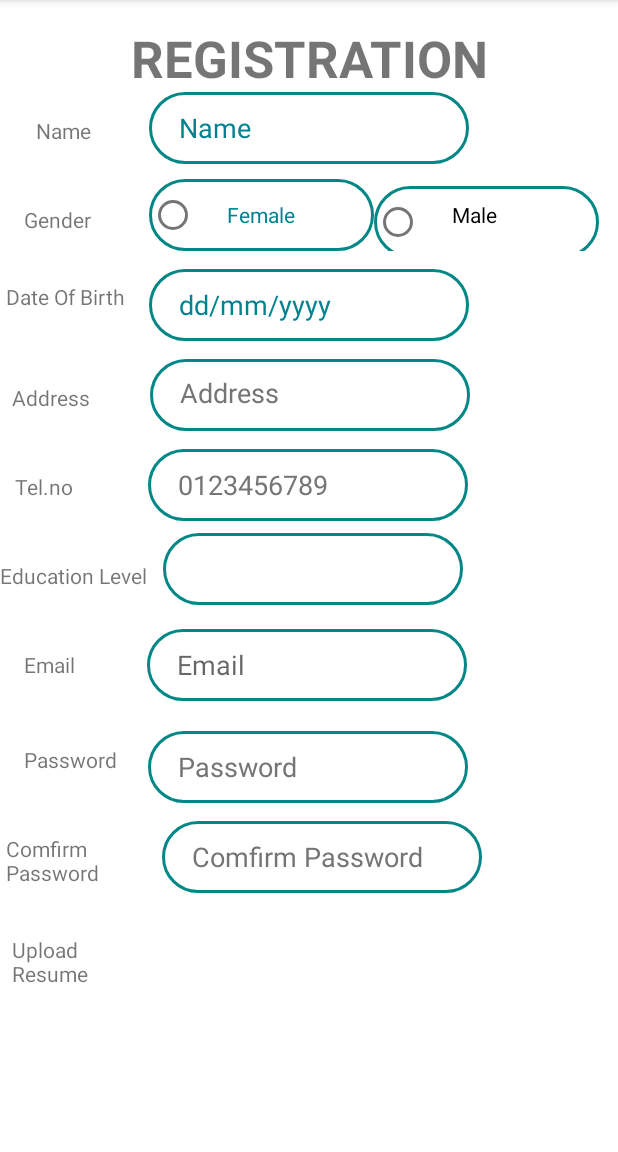
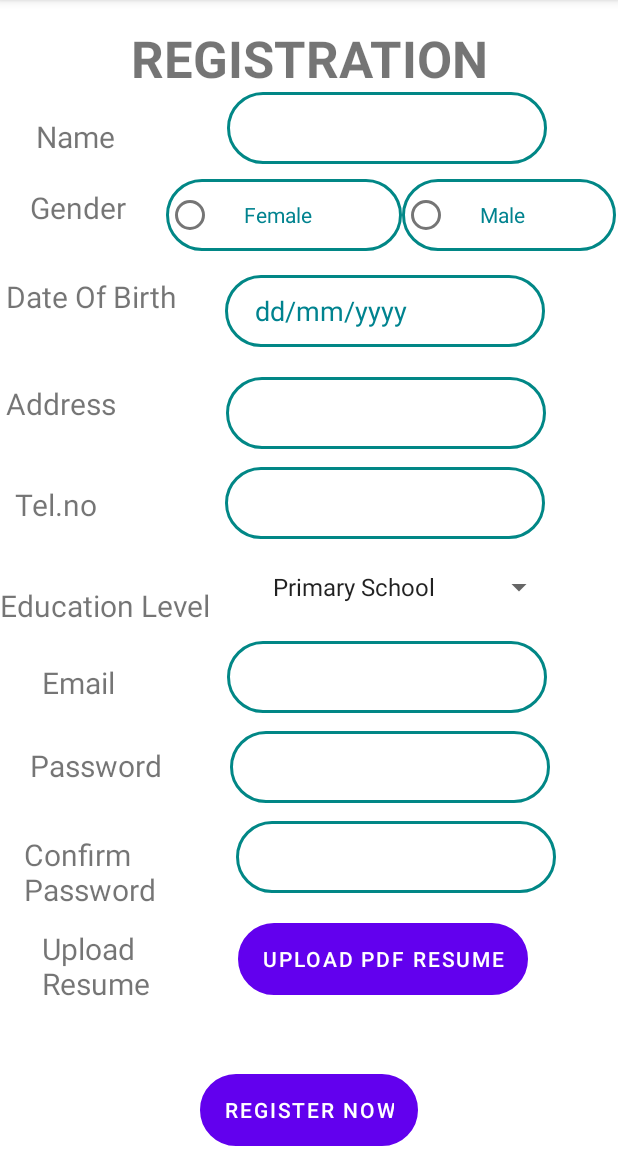
Before and after one commit to JanetSoh/JobAlley, an Android app: the RegisterActivity screen opened directly, with no data from a screen before it, on a phone screen of 412 x 824 dp, the part 84-1236 px from its top. Run offline under Robolectric (Android 15) with nearby library versions, the phone set to English and light mode, and no system bars.

Commit message:
register spinner built

```diff
--- a/app/src/main/java/com/example/joballey/RegisterActivity.kt
+++ b/app/src/main/java/com/example/joballey/RegisterActivity.kt
@@ -1,44 +1,30 @@
 package com.example.joballey
 
+import android.content.Intent
 import androidx.appcompat.app.AppCompatActivity
 import android.os.Bundle
-import android.view.View
-import android.widget.AdapterView
-import android.widget.ArrayAdapter
-import android.widget.Spinner
-import android.widget.Toast
+import android.widget.*
 
 class RegisterActivity : AppCompatActivity() {
 
-    //var education: Spinner = findViewById(R.id.spinner_educationLv)
 
 
     override fun onCreate(savedInstanceState: Bundle?) {
         super.onCreate(savedInstanceState)
         setContentView(R.layout.activity_register)
+        val success : TextView = findViewById(R.id.register_now)
+//        val uploadFile : Button = findViewById(R.id.upload_pdf)
 
-//        ArrayAdapter.createFromResource(
-//            this,
-//            R.array.educationLv,
-//            android.R.layout.simple_spinner_item
-//        ).also { adapter ->
-//            adapter.setDropDownViewResource(android.R.layout.simple_spinner_dropdown_item)
-//            education.adapter = adapter
-//        }
-//
-//        education.onItemSelectedListener = object : AdapterView.OnItemSelectedListener {
-//
-//            override fun onItemSelected(p0: AdapterView<*>?, p1: View?, p2: Int, p3: Long) {
-//
-//            }
-//
-//            override fun onNothingSelected(p0: AdapterView<*>?) {
-//
-//            }
-//
-//
-//        }
+
+        success.setOnClickListener {
+            val intent1 = Intent(this, MainActivity::class.java)
+            startActivity(intent1)
+        }
+
 
 
     }
+
+
+
 }
--- /dev/null
+++ b/app/src/main/res/drawable/ic_facebook.xml
@@ -0,0 +1,5 @@
+<vector android:height="24dp" android:viewportHeight="512"
+    android:viewportWidth="512" android:width="24dp" xmlns:android="http://schemas.android.com/apk/res/android">
+    <path android:fillColor="#000000"
+        android:pathData="M289,1.7c-45.1,4.8 -71.3,21.7 -84.6,54.8 -3.2,8 -5.1,15 -7.5,27.6 -0.8,3.9 -1.5,21.5 -1.8,45.4l-0.6,39 -25.7,0.3 -25.8,0.2 0,43.5 0,43.5 26,-0 26,-0 0,127.5 0,127.5 51.5,-0 51.5,-0 0,-127.5 0,-127.5 34.4,-0 34.5,-0 0.5,-4.3c0.7,-5 4.2,-37.2 5.1,-47.2 0.4,-3.9 1.3,-12.6 2.1,-19.5 0.8,-6.9 1.4,-13.3 1.4,-14.2 0,-1.7 -2.7,-1.8 -38.7,-2l-38.8,-0.3 0,-30.5c0,-33.3 0.3,-35.4 5.7,-41.5 1.6,-1.9 5.4,-4.4 8.6,-5.7 5.4,-2.1 7.3,-2.3 34.5,-2.6l28.7,-0.3 0,-43.5 0,-43.4 -41.7,0.2c-23,-0 -43.4,0.3 -45.3,0.5z" android:strokeColor="#00000000"/>
+</vector>
--- a/app/src/main/res/layout/activity_register.xml
+++ b/app/src/main/res/layout/activity_register.xml
@@ -28,7 +28,7 @@
         android:layout_marginStart="24dp"
         android:layout_marginTop="16dp"
         android:text="@string/name"
-        android:textSize="14sp"
+        android:textSize="20sp"
         app:layout_constraintStart_toStartOf="parent"
         app:layout_constraintTop_toBottomOf="@+id/text_register" />
 
@@ -40,7 +40,6 @@
         android:autofillHints=""
         android:background="@drawable/input_bg"
         android:ems="10"
-        android:hint="@string/name"
         android:inputType="textPersonName"
         android:minHeight="48dp"
         android:paddingStart="20dp"
@@ -48,26 +47,26 @@
         android:paddingTop="10dp"
         android:paddingRight="10dp"
         android:paddingBottom="10dp"
-        android:textColorHint="#00838F"
         app:layout_constraintEnd_toEndOf="parent"
-        app:layout_constraintHorizontal_bias="0.129"
+        app:layout_constraintHorizontal_bias="0.515"
         app:layout_constraintStart_toEndOf="@+id/text_name"
         app:layout_constraintTop_toBottomOf="@+id/text_register"
-        tools:ignore="DuplicateSpeakableTextCheck,TextContrastCheck,TextContrastCheck" />
+        tools:ignore="DuplicateSpeakableTextCheck,LabelFor,TextContrastCheck,TextContrastCheck" />
 
     <TextView
         android:id="@+id/text_gender"
         android:layout_width="wrap_content"
         android:layout_height="wrap_content"
-        android:layout_marginStart="16dp"
-        android:layout_marginTop="40dp"
+        android:layout_marginStart="20dp"
+        android:layout_marginTop="20dp"
         android:text="@string/gender"
+        android:textSize="20sp"
         app:layout_constraintStart_toStartOf="parent"
         app:layout_constraintTop_toBottomOf="@+id/text_name" />
 
     <RadioGroup
         android:id="@+id/radio_gender"
-        android:layout_width="wrap_content"
+        android:layout_width="300dp"
         android:layout_height="wrap_content"
         android:layout_marginStart="25dp"
         android:layout_marginTop="10dp"
@@ -78,8 +77,9 @@
 
         <RadioButton
             android:id="@+id/gender_female"
-            android:layout_width="150dp"
+            android:layout_width="wrap_content"
             android:layout_height="wrap_content"
+            android:layout_weight="1"
             android:background="@drawable/input_bg"
             android:paddingStart="20dp"
             android:paddingLeft="10dp"
@@ -87,19 +87,22 @@
             android:paddingRight="10dp"
             android:paddingBottom="10dp"
             android:text="@string/female"
-            android:textColor="#00838F" />
+            android:textColor="#00838F"
+            tools:ignore="TextContrastCheck,TextContrastCheck" />
 
         <RadioButton
             android:id="@+id/gender_male"
-            android:layout_width="150dp"
+            android:layout_width="wrap_content"
             android:layout_height="wrap_content"
+            android:layout_weight="1"
             android:background="@drawable/input_bg"
             android:paddingStart="20dp"
             android:paddingLeft="10dp"
             android:paddingRight="10dp"
-            android:paddingBottom="10dp"
             android:text="@string/male"
-            tools:ignore="TouchTargetSizeCheck,TouchTargetSizeCheck" />
+            android:textColor="#00838F"
+            tools:ignore="TextContrastCheck,TextContrastCheck" />
+
     </RadioGroup>
 
     <TextView
@@ -109,6 +112,7 @@
         android:layout_marginStart="4dp"
         android:layout_marginTop="32dp"
         android:text="@string/date_of_birth"
+        android:textSize="20sp"
         app:layout_constraintStart_toStartOf="parent"
         app:layout_constraintTop_toBottomOf="@+id/text_gender" />
 
@@ -116,8 +120,8 @@
         android:id="@+id/editTextDate"
         android:layout_width="wrap_content"
         android:layout_height="wrap_content"
-        android:layout_marginStart="16dp"
-        android:layout_marginTop="12dp"
+        android:layout_marginStart="32dp"
+        android:layout_marginTop="16dp"
         android:autofillHints=""
         android:background="@drawable/input_bg"
         android:ems="10"
@@ -131,15 +135,17 @@
         android:paddingBottom="10dp"
         android:textColorHint="#00838F"
         app:layout_constraintStart_toEndOf="@+id/text_dob"
-        app:layout_constraintTop_toBottomOf="@+id/radio_gender" />
+        app:layout_constraintTop_toBottomOf="@+id/radio_gender"
+        tools:ignore="TextContrastCheck,TextContrastCheck" />
 
     <TextView
         android:id="@+id/text_address"
         android:layout_width="wrap_content"
         android:layout_height="wrap_content"
-        android:layout_marginStart="8dp"
-        android:layout_marginTop="48dp"
+        android:layout_marginStart="4dp"
+        android:layout_marginTop="44dp"
         android:text="@string/address"
+        android:textSize="20sp"
         app:layout_constraintStart_toStartOf="parent"
         app:layout_constraintTop_toBottomOf="@+id/text_dob" />
 
@@ -148,25 +154,22 @@
         android:layout_width="wrap_content"
         android:layout_height="wrap_content"
         android:layout_marginStart="40dp"
-        android:layout_marginTop="12dp"
+        android:layout_marginTop="20dp"
         android:autofillHints=""
         android:background="@drawable/input_bg"
         android:ems="10"
         android:gravity="start|top"
-        android:hint="@string/address"
-        android:inputType="textMultiLine"
+        android:inputType="textPostalAddress"
         android:minHeight="48dp"
         android:paddingStart="20dp"
         android:paddingLeft="10dp"
         android:paddingTop="10dp"
         android:paddingRight="10dp"
         android:paddingBottom="10dp"
-        android:textColorHint="#757575"
         app:layout_constraintEnd_toEndOf="parent"
-        app:layout_constraintHorizontal_bias="0.0"
+        app:layout_constraintHorizontal_bias="0.409"
         app:layout_constraintStart_toEndOf="@+id/text_address"
-        app:layout_constraintTop_toBottomOf="@+id/editTextDate"
-        tools:ignore="DuplicateSpeakableTextCheck" />
+        app:layout_constraintTop_toBottomOf="@+id/editTextDate" />
 
     <TextView
         android:id="@+id/text_tel"
@@ -175,8 +178,10 @@
         android:layout_marginStart="10dp"
         android:layout_marginTop="40dp"
         android:text="@string/tel_no"
+        android:textSize="20sp"
         app:layout_constraintStart_toStartOf="parent"
         app:layout_constraintTop_toBottomOf="@+id/text_address" />
+
 
     <EditText
         android:id="@+id/editTextTel"
@@ -186,7 +191,6 @@
         android:autofillHints=""
         android:background="@drawable/input_bg"
         android:ems="10"
-        android:hint="@string/_0123456789"
         android:inputType="numberDecimal"
         android:minHeight="48dp"
         android:paddingStart="20dp"
@@ -194,9 +198,8 @@
         android:paddingTop="10dp"
         android:paddingRight="10dp"
         android:paddingBottom="10dp"
-        android:textColorHint="#757575"
         app:layout_constraintEnd_toEndOf="parent"
-        app:layout_constraintHorizontal_bias="0.333"
+        app:layout_constraintHorizontal_bias="0.639"
         app:layout_constraintStart_toEndOf="@+id/text_tel"
         app:layout_constraintTop_toBottomOf="@+id/editTextTextAddress" />
 
@@ -206,32 +209,33 @@
         android:layout_height="wrap_content"
         android:layout_marginTop="40dp"
         android:text="@string/education_level"
+        android:textSize="20sp"
         app:layout_constraintStart_toStartOf="parent"
         app:layout_constraintTop_toBottomOf="@+id/text_tel" />
 
     <Spinner
         android:id="@+id/spinner_educationLv"
-        android:layout_width="200dp"
+        android:layout_width="220dp"
         android:layout_height="wrap_content"
-        android:layout_marginStart="10dp"
         android:layout_marginTop="8dp"
-        android:layout_marginEnd="10dp"
-        android:background="@drawable/input_bg"
         android:contentDescription="@string/registration"
+        android:entries="@array/educationLv"
         android:minHeight="48dp"
+        android:textAlignment="center"
         app:layout_constraintEnd_toEndOf="parent"
-        app:layout_constraintHorizontal_bias="0.01"
+        app:layout_constraintHorizontal_bias="0.18"
         app:layout_constraintStart_toEndOf="@+id/textEducationLv"
         app:layout_constraintTop_toBottomOf="@+id/editTextTel"
-        tools:ignore="DuplicateSpeakableTextCheck" />
+        tools:ignore="DuplicateSpeakableTextCheck,DuplicateSpeakableTextCheck" />
 
     <TextView
         android:id="@+id/textREmail"
         android:layout_width="wrap_content"
         android:layout_height="wrap_content"
-        android:layout_marginStart="16dp"
-        android:layout_marginTop="40dp"
+        android:layout_marginStart="28dp"
+        android:layout_marginTop="24dp"
         android:text="@string/email"
+        android:textSize="20sp"
         app:layout_constraintStart_toStartOf="parent"
         app:layout_constraintTop_toBottomOf="@+id/textEducationLv" />
 
@@ -239,13 +243,11 @@
         android:id="@+id/editTextTextEmailAddress"
         android:layout_width="wrap_content"
         android:layout_height="wrap_content"
-        android:layout_marginStart="24dp"
-        android:layout_marginTop="16dp"
-        android:layout_marginEnd="100dp"
+        android:layout_marginStart="30dp"
+        android:layout_marginTop="12dp"
         android:autofillHints=""
         android:background="@drawable/input_bg"
         android:ems="10"
-        android:hint="@string/email"
         android:inputType="textEmailAddress"
         android:minHeight="48dp"
         android:paddingStart="20dp"
@@ -254,18 +256,18 @@
         android:paddingRight="10dp"
         android:paddingBottom="10dp"
         app:layout_constraintEnd_toEndOf="parent"
-        app:layout_constraintHorizontal_bias="0.961"
+        app:layout_constraintHorizontal_bias="0.483"
         app:layout_constraintStart_toEndOf="@+id/textREmail"
-        app:layout_constraintTop_toBottomOf="@+id/spinner_educationLv"
-        tools:ignore="DuplicateSpeakableTextCheck,DuplicateSpeakableTextCheck,TextContrastCheck,TextContrastCheck" />
+        app:layout_constraintTop_toBottomOf="@+id/spinner_educationLv" />
 
     <TextView
         android:id="@+id/textRPassword"
         android:layout_width="wrap_content"
         android:layout_height="wrap_content"
-        android:layout_marginStart="16dp"
-        android:layout_marginTop="44dp"
+        android:layout_marginStart="20dp"
+        android:layout_marginTop="28dp"
         android:text="@string/password"
+        android:textSize="20sp"
         app:layout_constraintStart_toStartOf="parent"
         app:layout_constraintTop_toBottomOf="@+id/textREmail" />
 
@@ -273,12 +275,10 @@
         android:id="@+id/editRPassword"
         android:layout_width="wrap_content"
         android:layout_height="wrap_content"
-        android:layout_marginTop="20dp"
-        android:layout_marginEnd="100dp"
+        android:layout_marginTop="12dp"
         android:autofillHints=""
         android:background="@drawable/input_bg"
         android:ems="10"
-        android:hint="@string/password"
         android:inputType="textPassword"
         android:minHeight="48dp"
         android:paddingStart="20dp"
@@ -286,18 +286,18 @@
         android:paddingTop="10dp"
         android:paddingRight="10dp"
         android:paddingBottom="10dp"
-        android:textColorHint="#757575"
         app:layout_constraintEnd_toEndOf="parent"
-        app:layout_constraintTop_toBottomOf="@+id/editTextTextEmailAddress"
-        tools:ignore="DuplicateSpeakableTextCheck" />
+        app:layout_constraintStart_toEndOf="@+id/textRPassword"
+        app:layout_constraintTop_toBottomOf="@+id/editTextTextEmailAddress" />
 
     <TextView
         android:id="@+id/textRCPassword"
-        android:layout_width="80dp"
+        android:layout_width="100dp"
         android:layout_height="wrap_content"
-        android:layout_marginStart="4dp"
-        android:layout_marginTop="40dp"
-        android:text="@string/comfirm_password"
+        android:layout_marginStart="16dp"
+        android:layout_marginTop="32dp"
+        android:text="@string/confirm_password"
+        android:textSize="20sp"
         app:layout_constraintStart_toStartOf="parent"
         app:layout_constraintTop_toBottomOf="@+id/textRPassword" />
 
@@ -310,7 +310,6 @@
         android:autofillHints=""
         android:background="@drawable/input_bg"
         android:ems="10"
-        android:hint="@string/comfirm_password"
         android:inputType="textPassword"
         android:minHeight="48dp"
         android:paddingStart="20dp"
@@ -318,22 +317,45 @@
         android:paddingTop="10dp"
         android:paddingRight="10dp"
         android:paddingBottom="10dp"
-        android:textColor="@color/material_dynamic_neutral50"
-        android:textColorHint="#757575"
         app:layout_constraintEnd_toEndOf="parent"
-        app:layout_constraintHorizontal_bias="0.0"
+        app:layout_constraintHorizontal_bias="0.295"
         app:layout_constraintStart_toEndOf="@+id/textRCPassword"
-        app:layout_constraintTop_toBottomOf="@+id/editRPassword"
-        tools:ignore="DuplicateSpeakableTextCheck,DuplicateSpeakableTextCheck" />
+        app:layout_constraintTop_toBottomOf="@+id/editRPassword"/>
 
     <TextView
         android:id="@+id/textRResume"
         android:layout_width="80dp"
         android:layout_height="wrap_content"
-        android:layout_marginStart="8dp"
-        android:layout_marginTop="32dp"
+        android:layout_marginStart="28dp"
+        android:layout_marginTop="12dp"
         android:text="@string/upload_resume"
+        android:textSize="20sp"
         app:layout_constraintStart_toStartOf="parent"
         app:layout_constraintTop_toBottomOf="@+id/textRCPassword" />
 
+    <Button
+        android:id="@+id/register_now"
+        android:layout_width="wrap_content"
+        android:layout_height="wrap_content"
+        android:layout_marginBottom="4dp"
+        android:background="@drawable/input_bg"
+        android:text="@string/register_now"
+        app:layout_constraintBottom_toBottomOf="parent"
+        app:layout_constraintEnd_toEndOf="parent"
+        app:layout_constraintStart_toStartOf="parent" />
+
+    <Button
+        android:id="@+id/upload_pdf"
+        android:layout_width="wrap_content"
+        android:layout_height="wrap_content"
+        android:layout_marginStart="45dp"
+        android:layout_marginTop="20dp"
+        android:background="@drawable/input_bg"
+        android:text="UPLOAD PDF RESUME"
+        app:layout_constraintEnd_toEndOf="parent"
+        app:layout_constraintHorizontal_bias="0.078"
+        app:layout_constraintStart_toEndOf="@+id/textRResume"
+        app:layout_constraintTop_toBottomOf="@+id/editTextRCPassword2" />
+
+
 </androidx.constraintlayout.widget.ConstraintLayout>
--- /dev/null
+++ b/app/src/main/res/values/ids.xml
@@ -0,0 +1,4 @@
+<?xml version="1.0" encoding="utf-8"?>
+<resources>
+    <item name="spinner_educationLv" type="id" />
+</resources>
--- a/app/src/main/res/values/strings.xml
+++ b/app/src/main/res/values/strings.xml
@@ -19,9 +19,13 @@
     <string name="address">Address</string>
     <string name="tel_no">Tel.no</string>
     <string name="education_level">Education Level</string>
+    <string name="confirm_password">Confirm Password</string>
+    <string name="upload_resume">Upload Resume</string>
+    <string name="sign_in_with_facebook">SIGN IN WITH FACEBOOK</string>
+    <string name="sign_in_with_google">SIGN IN WITH GOOGLE</string>
+    <string name="register_now">Register Now</string>
     <string name="_0123456789">0123456789</string>
-    <string name="comfirm_password">Comfirm Password</string>
-    <string name="upload_resume">Upload Resume</string>
+    <string name="joyce123_gmail_com">joyce123@gmail.com</string>
 
     <string-array name="educationLv">
         <item>Primary School</item>
```
Also changed, not shown: app/src/main/java/com/example/joballey/MainActivity.kt (+20 -16 lines), app/src/main/res/drawable/ic_google.xml (added, +7 -0 lines), app/src/main/res/layout/activity_main.xml (+38 -11 lines).
